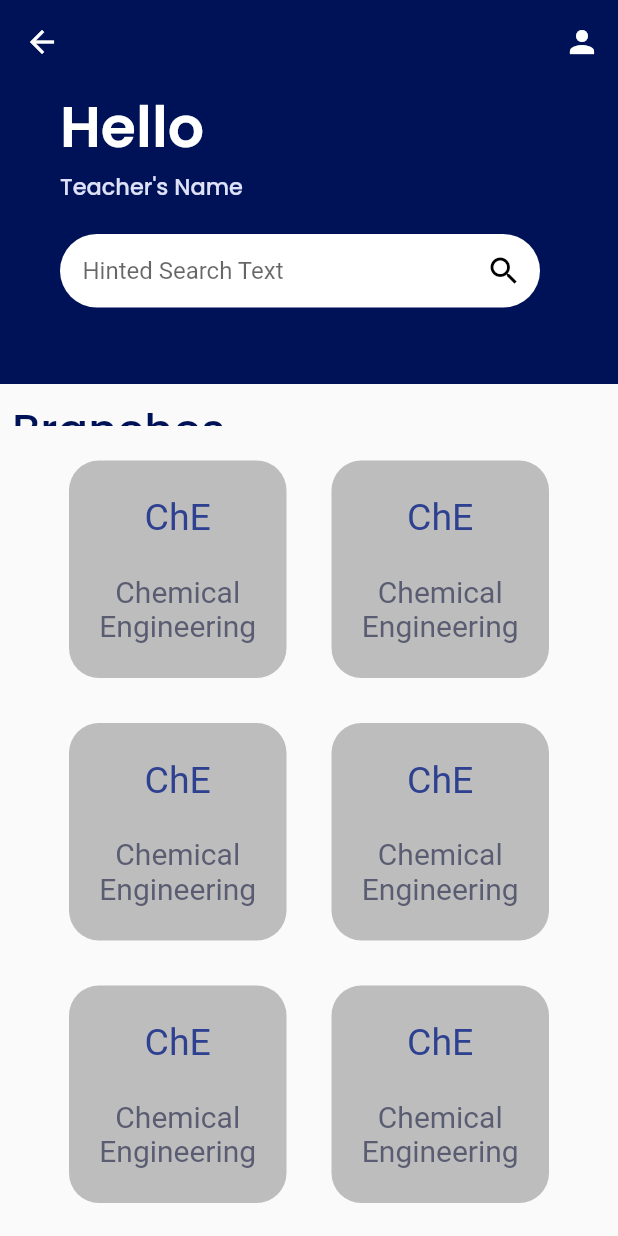
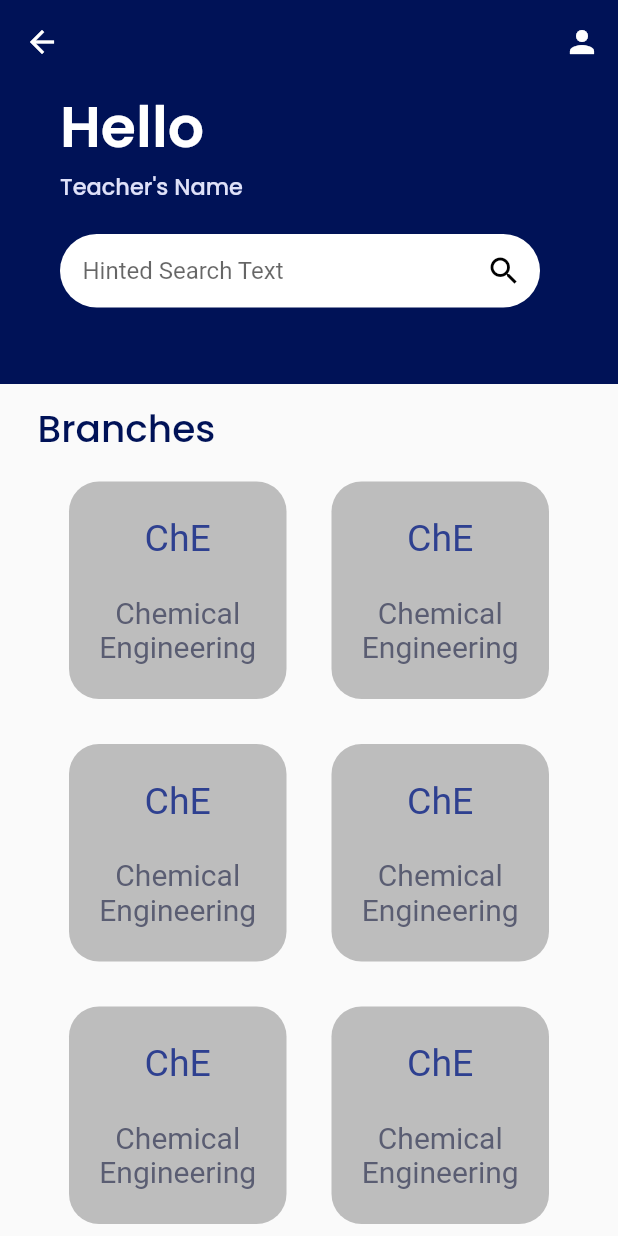
Before and after one commit to EnigmaTasks/SMS, a Flutter app: the screen it shows after launch, on a phone screen of 412 x 824 dp. Run offline on Flutter 3.47's test engine with Material 2 defaults, Android fonts, the phone set to English and light mode, and no system bars; our stand-ins replace google_fonts.

Commit message:
heading finished

```diff
--- a/lib/Pages/home.dart
+++ b/lib/Pages/home.dart
@@ -104,19 +104,19 @@ class _HomePageState extends State<HomePage> {
             ),
             navId == 0
                 ? Padding(
-                    padding: EdgeInsets.all(8.0),
+                    padding: const EdgeInsets.only(left: 25.0, top: 10),
                     child: Row(
                       mainAxisAlignment: MainAxisAlignment.start,
                       children: [
                         SizedBox(
-                          height: 20,
+                          height: 40,
                           child: Center(
                             child: Text(
                               "Branches",
                               style: GoogleFonts.poppins(
                                   fontWeight: FontWeight.w500,
                                   color: const Color(0xFF001257),
-                                  fontSize: 30),
+                                  fontSize: 25),
                             ),
                           ),
                         ),
@@ -125,19 +125,19 @@ class _HomePageState extends State<HomePage> {
                   )
                 : navId == 1
                     ? Padding(
-                        padding: EdgeInsets.all(8.0),
+                        padding: const EdgeInsets.only(left: 25.0, top: 10),
                         child: Row(
                           mainAxisAlignment: MainAxisAlignment.start,
                           children: [
                             SizedBox(
-                              height: 20,
+                              height: 40,
                               child: Center(
                                 child: Text(
                                   "Year",
                                   style: GoogleFonts.poppins(
                                       fontWeight: FontWeight.w500,
                                       color: const Color(0xFF001257),
-                                      fontSize: 30),
+                                      fontSize: 25),
                                 ),
                               ),
                             ),
@@ -145,19 +145,19 @@ class _HomePageState extends State<HomePage> {
                         ),
                       )
                     : Padding(
-                        padding: EdgeInsets.all(8.0),
+                        padding: const EdgeInsets.only(left: 25.0, top: 10),
                         child: Row(
                           mainAxisAlignment: MainAxisAlignment.start,
                           children: [
                             SizedBox(
-                              height: 20,
+                              height: 40,
                               child: Center(
                                 child: Text(
                                   "Student List",
                                   style: GoogleFonts.poppins(
                                       fontWeight: FontWeight.w500,
                                       color: const Color(0xFF001257),
-                                      fontSize: 30),
+                                      fontSize: 25),
                                 ),
                               ),
                             ),
```
